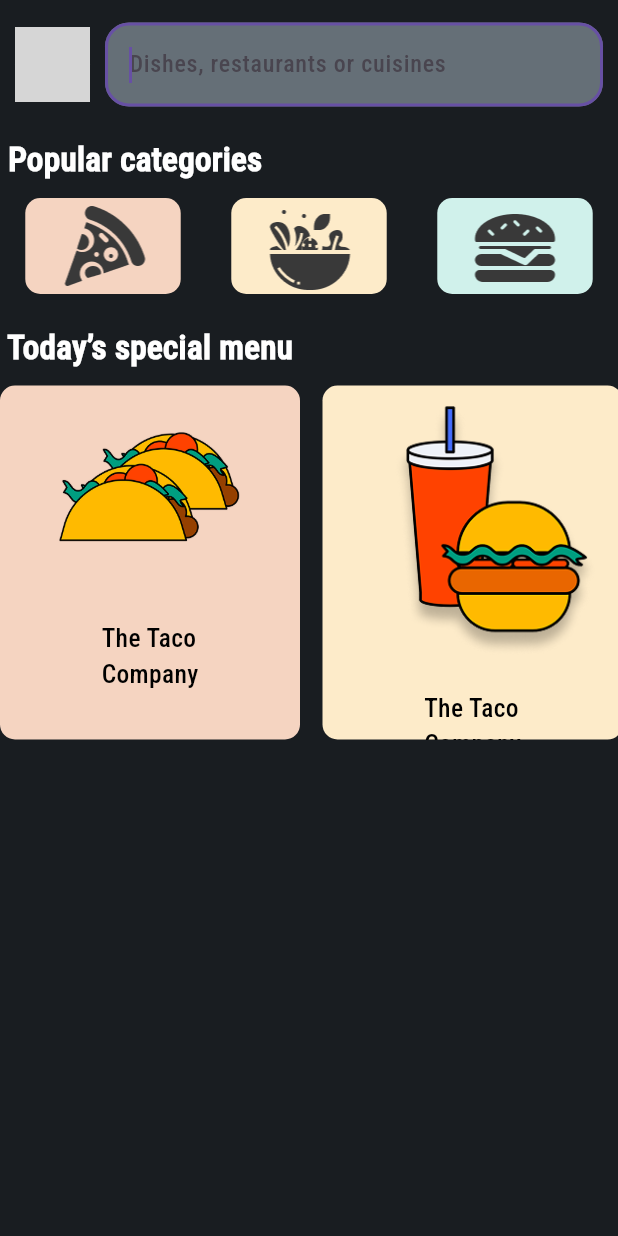
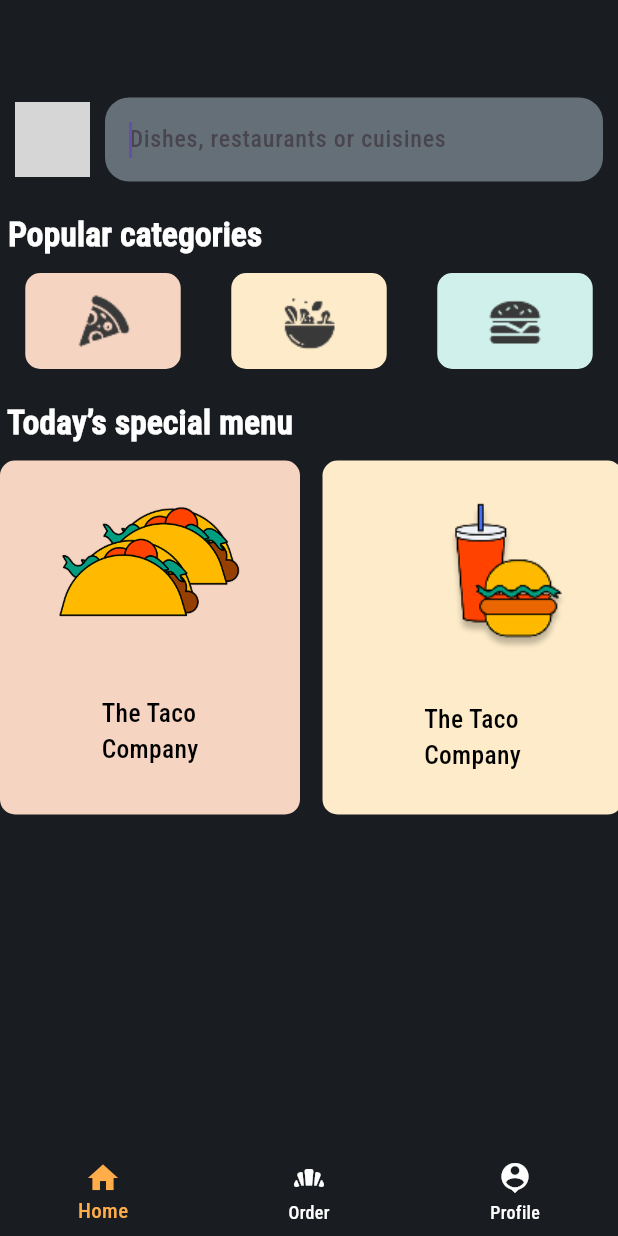
Before and after one commit to MdSohidUllahChowdhury/Food-Khan, a Flutter app: the screen it shows after launch, on a phone screen of 412 x 824 dp. Run offline on Flutter 3.47's test engine with Material 3 defaults, Android fonts, the phone set to English and light mode, and no system bars; network calls fail; grey boxes are pictures that could not be loaded.

Commit message:
Food Khan Updated

```diff
--- a/lib/screen/home.dart
+++ b/lib/screen/home.dart
@@ -2,18 +2,23 @@ import 'package:application_backend/widget/home/card_chips.dart';
 import 'package:application_backend/widget/home/card_menu.dart';
 import 'package:flutter/material.dart';
 
-class Home extends StatelessWidget {
+class Home extends StatefulWidget {
   const Home({super.key});
 
   @override
+  State<Home> createState() => _HomeState();
+}
+int _currentIndex = 0;
+
+class _HomeState extends State<Home> {
+  @override
   Widget build(BuildContext context) {
-    return SafeArea(
-      child: Scaffold(
+    return Scaffold(
       backgroundColor: Color(0xff191D21),
       body: Column(
         crossAxisAlignment: CrossAxisAlignment.start,
         children: [
-            SizedBox(height: 15),
+          SizedBox(height: 65),
           Row(
             mainAxisAlignment: MainAxisAlignment.spaceBetween,
             children: [
@@ -26,15 +31,13 @@ class Home extends StatelessWidget {
               Expanded(
                 child: TextFormField(
                   autofocus: true,
-
                   decoration: InputDecoration(
                     hintText: 'Dishes, restaurants or cuisines',
                     fillColor: Color(0xff656F77),
                     filled: true,
-                      border: OutlineInputBorder(borderRadius: BorderRadius.all(Radius.circular(16)))
-
+                    border: OutlineInputBorder(borderRadius: BorderRadius.all(Radius.circular(16)),borderSide: BorderSide.none,
+                    )
                   ),
-
                 ),
               ),
               SizedBox(width: 10),
@@ -49,12 +52,11 @@ class Home extends StatelessWidget {
 
           Row(mainAxisAlignment: MainAxisAlignment.spaceAround,
             children: [
-                cardChips(Color(0xffF5D4C1),Image.asset('lib/asset/image/pizza.png')),
-                cardChips(Color(0xffFDEBC9),Image.asset('lib/asset/image/salad.png')),
-                cardChips(Color(0xffD0F1EB),Image.asset('lib/asset/image/burger.png')),
+              cardChips(Color(0xffF5D4C1),Image.asset('lib/asset/image/pizza.png',cacheHeight:40,)),
+              cardChips(Color(0xffFDEBC9),Image.asset('lib/asset/image/salad.png',cacheHeight: 40,)),
+              cardChips(Color(0xffD0F1EB),Image.asset('lib/asset/image/burger.png',cacheHeight: 40,)),
             ],
           ),
-
           const SizedBox(height: 20),
           Text(" Today’s special menu",style: TextStyle(
             fontSize: 22,
@@ -67,13 +69,43 @@ class Home extends StatelessWidget {
             child: Row(mainAxisAlignment: MainAxisAlignment.spaceAround,
               children: [
                 cardMenu(Color(0xffF5D4C1),Image.asset('lib/asset/image/taco.png')),
-                  cardMenu(Color(0xffFDEBC9),Image.asset('lib/asset/image/bbguer.png')),
-                  cardMenu(Color(0xffD0F1EB),Image.asset('lib/asset/image/burger.png')),
+                cardMenu(Color(0xffFDEBC9),Image.asset('lib/asset/image/con.png',cacheHeight: 140,)),
+                cardMenu(Color(0xffD0F1EB),Image.asset('lib/asset/image/burger.png',)),
               ],
             ),
           ),
         ],
       ),
+
+
+
+
+      bottomNavigationBar: BottomNavigationBar(
+        currentIndex: _currentIndex,
+        backgroundColor: Colors.transparent,
+        elevation: 0,
+        showSelectedLabels: true,
+        selectedItemColor: Color(0xffFFAC4B),
+        unselectedItemColor: Colors.white,
+        onTap: (int index) {
+          setState(() {
+            _currentIndex = index;
+          });
+        },
+        items: [
+          BottomNavigationBarItem(
+            icon: Icon(Icons.home),
+            label: 'Home',
+          ),
+          BottomNavigationBarItem(
+            icon: Icon(Icons.bakery_dining_rounded),
+            label: 'Order',
+          ),
+          BottomNavigationBarItem(
+            icon: Icon(Icons.person_pin),
+            label: 'Profile',
+          ),
+        ],
       ),
     );
   }
--- /dev/null
+++ b/lib/screen/profile.dart
@@ -0,0 +1,15 @@
+import 'package:flutter/material.dart';
+
+class Profile extends StatefulWidget {
+  const Profile({super.key});
+
+  @override
+  State<Profile> createState() => _ProfileState();
+}
+
+class _ProfileState extends State<Profile> {
+  @override
+  Widget build(BuildContext context) {
+    return const Placeholder();
+  }
+}
--- a/lib/widget/home/card_chips.dart
+++ b/lib/widget/home/card_chips.dart
@@ -9,6 +9,6 @@ Widget cardChips(Color BgColor,Image BGImage){
       color: BgColor,
       borderRadius: BorderRadius.circular(10),
     ),
-    child: BGImage
+    child: BGImage,
   );
 }
```
Also changed, not shown: lib/asset/image/con.png (added), lib/main.dart (line endings or trailing spaces). Lines whose indentation alone changed are shown as unchanged.
